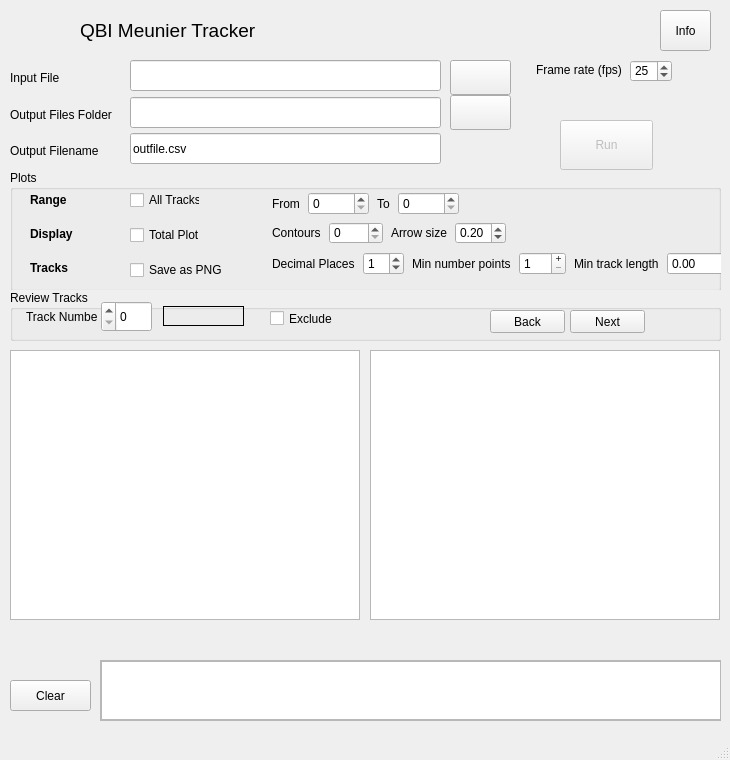
This is tracker.ui in QBI-Microscopy/Tracking as Qt 5 draws it before an edit. The edited form follows.
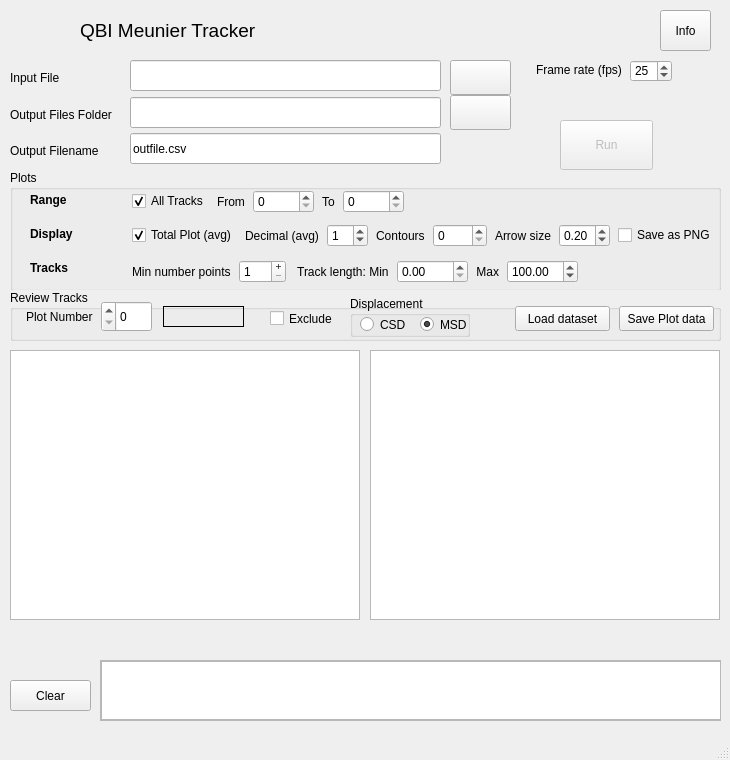
This is the edited form. Icons and pictures are not drawn.

Commit message: Major changes: added Review panel Filter data on min points, min and max track length Review and exclude plots Save reviewed plots Reload plot data for review (only) View CSD or MSD with XY plots

Patch:
```diff
--- a/tracker.ui
+++ b/tracker.ui
@@ -267,31 +267,6 @@
      </size>
     </property>
    </widget>
-   <widget class="QCheckBox" name="checkBoxMatlab">
-    <property name="geometry">
-     <rect>
-      <x>130</x>
-      <y>225</y>
-      <width>71</width>
-      <height>20</height>
-     </rect>
-    </property>
-    <property name="minimumSize">
-     <size>
-      <width>0</width>
-      <height>20</height>
-     </size>
-    </property>
-    <property name="toolTip">
-     <string>Popup each plot as a Matlab plot (limited range recommended)</string>
-    </property>
-    <property name="toolTipDuration">
-     <number>5</number>
-    </property>
-    <property name="text">
-     <string>Total Plot</string>
-    </property>
-   </widget>
    <widget class="QLabel" name="label_11">
     <property name="geometry">
      <rect>
@@ -323,19 +298,6 @@
     <property name="title">
      <string>Plots</string>
     </property>
-    <widget class="QCheckBox" name="checkBoxAllPlots">
-     <property name="geometry">
-      <rect>
-       <x>120</x>
-       <y>20</y>
-       <width>70</width>
-       <height>20</height>
-      </rect>
-     </property>
-     <property name="text">
-      <string>All Tracks</string>
-     </property>
-    </widget>
     <widget class="QLabel" name="label_7">
      <property name="geometry">
       <rect>
@@ -376,28 +338,6 @@
       <string>Display</string>
      </property>
     </widget>
-    <widget class="QCheckBox" name="checkPNG">
-     <property name="geometry">
-      <rect>
-       <x>120</x>
-       <y>90</y>
-       <width>111</width>
-       <height>20</height>
-      </rect>
-     </property>
-     <property name="minimumSize">
-      <size>
-       <width>0</width>
-       <height>20</height>
-      </size>
-     </property>
-     <property name="toolTip">
-      <string>Save individual plots as PNG</string>
-     </property>
-     <property name="text">
-      <string>Save as PNG</string>
-     </property>
-    </widget>
     <widget class="QLabel" name="label_14">
      <property name="geometry">
       <rect>
@@ -417,12 +357,12 @@
       <string>Tracks</string>
      </property>
     </widget>
-    <widget class="QWidget" name="">
+    <widget class="QWidget" name="layoutWidget">
      <property name="geometry">
       <rect>
-       <x>260</x>
-       <y>80</y>
-       <width>421</width>
+       <x>120</x>
+       <y>88</y>
+       <width>441</width>
        <height>26</height>
       </rect>
      </property>
@@ -445,38 +385,6 @@
       <property name="bottomMargin">
        <number>2</number>
       </property>
-      <item>
-       <widget class="QLabel" name="label_3">
-        <property name="text">
-         <string>Decimal Places</string>
-        </property>
-       </widget>
-      </item>
-      <item>
-       <widget class="QSpinBox" name="spinDec">
-        <property name="sizeIncrement">
-         <size>
-          <width>3</width>
-          <height>0</height>
-         </size>
-        </property>
-        <property name="toolTip">
-         <string extracomment="For rounding coordinates before averaging"/>
-        </property>
-        <property name="toolTipDuration">
-         <number>-1</number>
-        </property>
-        <property name="maximum">
-         <number>20</number>
-        </property>
-        <property name="singleStep">
-         <number>1</number>
-        </property>
-        <property name="value">
-         <number>1</number>
-        </property>
-       </widget>
-      </item>
       <item>
        <widget class="QLabel" name="label_15">
         <property name="minimumSize">
@@ -533,7 +441,7 @@
          </size>
         </property>
         <property name="text">
-         <string>Min track length</string>
+         <string> Track length: Min</string>
         </property>
        </widget>
       </item>
@@ -556,14 +464,34 @@
         </property>
        </widget>
       </item>
+      <item>
+       <widget class="QLabel" name="label_18">
+        <property name="text">
+         <string>Max</string>
+        </property>
+        <property name="alignment">
+         <set>Qt::AlignRight|Qt::AlignTrailing|Qt::AlignVCenter</set>
+        </property>
+       </widget>
+      </item>
+      <item>
+       <widget class="QDoubleSpinBox" name="spinMaxlength">
+        <property name="maximum">
+         <double>1000.000000000000000</double>
+        </property>
+        <property name="value">
+         <double>100.000000000000000</double>
+        </property>
+       </widget>
+      </item>
      </layout>
     </widget>
-    <widget class="QWidget" name="">
+    <widget class="QWidget" name="layoutWidget">
      <property name="geometry">
       <rect>
-       <x>260</x>
-       <y>50</y>
-       <width>218</width>
+       <x>120</x>
+       <y>52</y>
+       <width>533</width>
        <height>26</height>
       </rect>
      </property>
@@ -586,6 +514,60 @@
       <property name="bottomMargin">
        <number>2</number>
       </property>
+      <item>
+       <widget class="QCheckBox" name="checkBoxMatlab">
+        <property name="minimumSize">
+         <size>
+          <width>0</width>
+          <height>20</height>
+         </size>
+        </property>
+        <property name="toolTip">
+         <string>Popup each plot as a Matlab plot (limited range recommended)</string>
+        </property>
+        <property name="toolTipDuration">
+         <number>5</number>
+        </property>
+        <property name="text">
+         <string>Total Plot (avg)</string>
+        </property>
+        <property name="checked">
+         <bool>true</bool>
+        </property>
+       </widget>
+      </item>
+      <item>
+       <widget class="QLabel" name="label_3">
+        <property name="text">
+         <string>Decimal (avg)</string>
+        </property>
+       </widget>
+      </item>
+      <item>
+       <widget class="QSpinBox" name="spinDec">
+        <property name="sizeIncrement">
+         <size>
+          <width>3</width>
+          <height>0</height>
+         </size>
+        </property>
+        <property name="toolTip">
+         <string extracomment="For rounding coordinates before averaging"/>
+        </property>
+        <property name="toolTipDuration">
+         <number>-1</number>
+        </property>
+        <property name="maximum">
+         <number>20</number>
+        </property>
+        <property name="singleStep">
+         <number>1</number>
+        </property>
+        <property name="value">
+         <number>1</number>
+        </property>
+       </widget>
+      </item>
       <item>
        <widget class="QLabel" name="label_13">
         <property name="minimumSize">
@@ -653,14 +635,30 @@
         </property>
        </widget>
       </item>
+      <item>
+       <widget class="QCheckBox" name="checkPNG">
+        <property name="minimumSize">
+         <size>
+          <width>0</width>
+          <height>20</height>
+         </size>
+        </property>
+        <property name="toolTip">
+         <string>Save individual plots as PNG</string>
+        </property>
+        <property name="text">
+         <string>Save as PNG</string>
+        </property>
+       </widget>
+      </item>
      </layout>
     </widget>
-    <widget class="QWidget" name="">
+    <widget class="QWidget" name="layoutWidget">
      <property name="geometry">
       <rect>
-       <x>260</x>
-       <y>20</y>
-       <width>173</width>
+       <x>120</x>
+       <y>18</y>
+       <width>249</width>
        <height>24</height>
       </rect>
      </property>
@@ -680,6 +678,16 @@
       <property name="bottomMargin">
        <number>2</number>
       </property>
+      <item>
+       <widget class="QCheckBox" name="checkBoxAllPlots">
+        <property name="text">
+         <string>All Tracks</string>
+        </property>
+        <property name="checked">
+         <bool>true</bool>
+        </property>
+       </widget>
+      </item>
       <item>
        <widget class="QLabel" name="label_8">
         <property name="text">
@@ -811,27 +819,14 @@
     <widget class="QPushButton" name="btnReviewBack">
      <property name="geometry">
       <rect>
-       <x>480</x>
-       <y>20</y>
-       <width>75</width>
-       <height>23</height>
+       <x>609</x>
+       <y>16</y>
+       <width>95</width>
+       <height>25</height>
       </rect>
      </property>
      <property name="text">
-      <string>Back</string>
-     </property>
-    </widget>
-    <widget class="QPushButton" name="btnReviewNext">
-     <property name="geometry">
-      <rect>
-       <x>560</x>
-       <y>20</y>
-       <width>75</width>
-       <height>23</height>
-      </rect>
-     </property>
-     <property name="text">
-      <string>Next</string>
+      <string>Save Plot data</string>
      </property>
     </widget>
     <widget class="QCheckBox" name="checkExclude">
@@ -853,7 +848,7 @@
        <x>153</x>
        <y>16</y>
        <width>81</width>
-       <height>20</height>
+       <height>21</height>
       </rect>
      </property>
      <property name="autoFillBackground">
@@ -889,9 +884,70 @@
       </rect>
      </property>
      <property name="text">
-      <string>Track Number</string>
+      <string>Plot Number</string>
      </property>
     </widget>
+    <widget class="QPushButton" name="btnReviewDataset">
+     <property name="geometry">
+      <rect>
+       <x>505</x>
+       <y>16</y>
+       <width>95</width>
+       <height>25</height>
+      </rect>
+     </property>
+     <property name="text">
+      <string>Load dataset</string>
+     </property>
+    </widget>
+    <widget class="QGroupBox" name="groupSD">
+     <property name="geometry">
+      <rect>
+       <x>340</x>
+       <y>6</y>
+       <width>120</width>
+       <height>41</height>
+      </rect>
+     </property>
+     <property name="title">
+      <string>Displacement</string>
+     </property>
+     <widget class="QRadioButton" name="radioCSD">
+      <property name="geometry">
+       <rect>
+        <x>10</x>
+        <y>20</y>
+        <width>51</width>
+        <height>17</height>
+       </rect>
+      </property>
+      <property name="toolTip">
+       <string extracomment="Cumulative Square Displacement"/>
+      </property>
+      <property name="text">
+       <string>CSD</string>
+      </property>
+     </widget>
+     <widget class="QRadioButton" name="radioMSD">
+      <property name="geometry">
+       <rect>
+        <x>70</x>
+        <y>20</y>
+        <width>51</width>
+        <height>17</height>
+       </rect>
+      </property>
+      <property name="toolTip">
+       <string extracomment="Mean Square Displacement"/>
+      </property>
+      <property name="text">
+       <string>MSD</string>
+      </property>
+      <property name="checked">
+       <bool>true</bool>
+      </property>
+     </widget>
+    </widget>
    </widget>
    <widget class="QSpinBox" name="spinFramerate">
     <property name="geometry">
```
Left out of the diff: 8 changed lines with no effect on the pictures. The commit also changes 2 other files.
